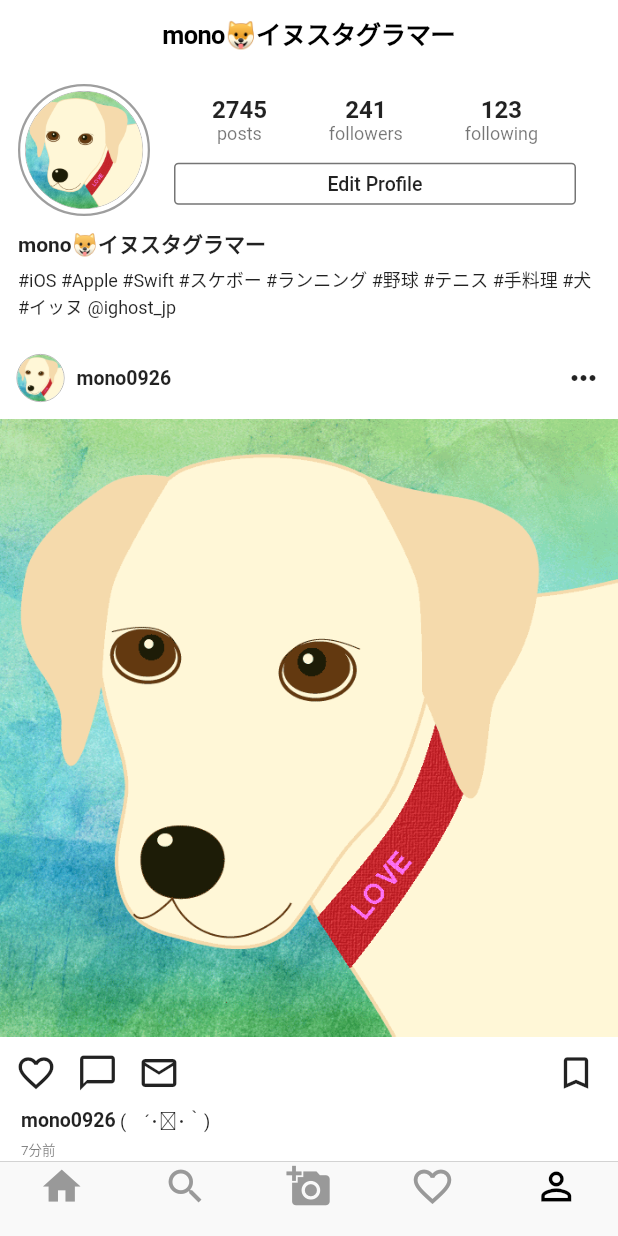
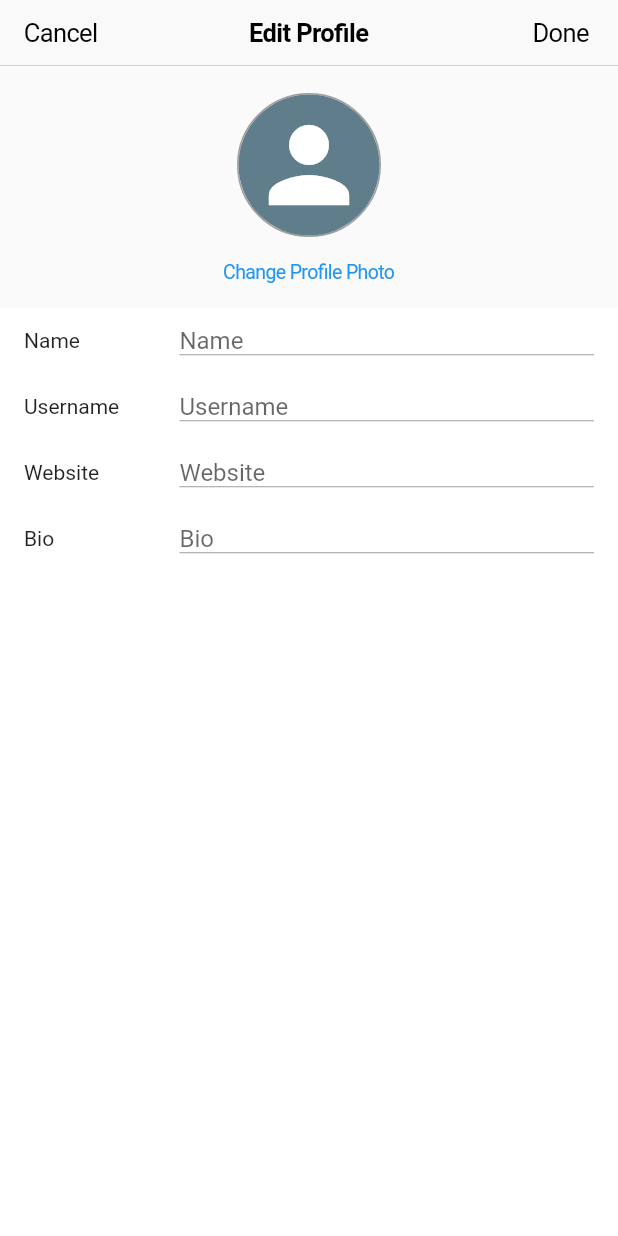
Before and after one commit to mono0926/instagram-flutter, a Flutter app: the screen it shows after launch, item 5 of the bottom bar chosen, after a tap on "Edit Profile", on a phone screen of 412 x 824 dp. Run offline on Flutter 3.47's test engine with Material 2 defaults, Android fonts, the phone set to English and light mode, and no system bars; our stand-ins replace image_picker.

Commit message:
Profile edit view

```diff
--- a/lib/entity/user.dart
+++ b/lib/entity/user.dart
@@ -1,18 +1,18 @@
 import 'package:meta/meta.dart';
 
 class User {
-  final String account;
+  final String username;
   final String name;
   final String imagePath; // TODO: Use GCS
   final String about;
   User(
-      {@required this.account,
+      {@required this.username,
       @required this.name,
       @required this.imagePath,
       @required this.about});
 
   static final me = new User(
-      account: 'mono0926',
+      username: 'mono0926',
       name: 'mono🐶イヌスタグラマー',
       imagePath: 'images/love.png',
       about:
--- a/lib/page/main_page.dart
+++ b/lib/page/main_page.dart
@@ -16,9 +16,7 @@ class _MainPageState extends State<MainPage> {
   Widget build(BuildContext context) {
     return Scaffold(
       bottomNavigationBar: _buildTabBar(),
-      body: Container(
-        child: _buildPage()
-      ),
+      body: _buildPage(),
     );
   }
 
@@ -51,13 +49,13 @@ class _MainPageState extends State<MainPage> {
       case LayoutType.home:
         return Icons.home;
       case LayoutType.search:
-        return Icons.search;
+        return CupertinoIcons.search;
       case LayoutType.add:
         return Icons.add_a_photo;
       case LayoutType.alert:
         return Icons.favorite_border;
       case LayoutType.profile:
-        return Icons.person_outline;
+        return CupertinoIcons.profile_circled;
       default:
         return Icons.add;
     }
--- a/lib/page/post_widget.dart
+++ b/lib/page/post_widget.dart
@@ -28,7 +28,7 @@ class PostWidget extends StatelessWidget {
                     ),
                     Container(width: 8.0),
                     Text(
-                      post.user.account,
+                      post.user.username,
                       style: TextStyle(fontWeight: FontWeight.w600, fontSize: 13.0),
                     )
                   ],
@@ -74,7 +74,7 @@ class PostWidget extends StatelessWidget {
                       Row(
                         children: <Widget>[
                           Text(
-                            post.user.account,
+                            post.user.username,
                             style: TextStyle(fontWeight: FontWeight.w600, fontSize: 13.0),
                           ),
                           Container(width: 3.0),
--- /dev/null
+++ b/lib/page/profile_edit_page.dart
@@ -0,0 +1,174 @@
+
+import 'dart:io';
+
+import 'package:flutter/cupertino.dart';
+import 'package:flutter/material.dart';
+import 'package:image_picker/image_picker.dart';
+
+class ProfileEditPage extends StatefulWidget {
+  @override
+  State<StatefulWidget> createState() => ProfileEditPageState();
+}
+
+class ProfileEditPageState extends State<ProfileEditPage> {
+  final formKey = new GlobalKey<FormState>();
+  File _image;
+  String _name;
+  String _username;
+  String _website;
+  String _bio;
+  @override
+  Widget build(BuildContext context) {
+    return DefaultTextStyle(
+        style: TextStyle(fontSize: 17.0, color: Colors.black),
+        child: Scaffold(
+            appBar: CupertinoNavigationBar(
+              middle: Text('Edit Profile'),
+              leading: CupertinoButton(
+                child: Text('Cancel',
+                    style: TextStyle(color: Theme.of(context).primaryColor)),
+                padding: EdgeInsets.zero,
+                onPressed: () {
+                  Navigator.of(context).pop(false);
+                },
+              ),
+              trailing: CupertinoButton(
+                child: Text('Done',
+                    style: TextStyle(color: Theme.of(context).primaryColor)),
+                padding: EdgeInsets.zero,
+                onPressed: _onDonePressed,
+              ),
+            ),
+            body: Form(
+              key: formKey,
+              child: ListView(children: <Widget>[
+                Container(
+                    color: Color(0xFFFAFAFA),
+                    child: Column(
+                      crossAxisAlignment: CrossAxisAlignment.stretch,
+                      children: <Widget>[
+                        Container(
+                          height: 18.0,
+                        ),
+                        Container(
+                          height: 96.0,
+                          decoration: BoxDecoration(
+                              shape: BoxShape.circle,
+                              border: Border.all(color: Colors.grey, width: 1.0)),
+                          child: CircleAvatar(
+                              backgroundColor: Colors.blueGrey,
+                              child: _buildImage()),
+                        ),
+                        CupertinoButton(
+                          child: Text(
+                            'Change Profile Photo',
+                            style: TextStyle(fontSize: 13.0),
+                          ),
+                          onPressed: _onChangeProfilePhotoTapped,
+                        )
+                      ],
+                    )),
+                _buildCell(FieldType.name),
+                _buildCell(FieldType.username),
+                _buildCell(FieldType.website),
+                _buildCell(FieldType.bio)
+              ]),
+            )));
+  }
+
+  Widget _buildImage() {
+    if (_image == null) {
+      return Icon(
+        Icons.person,
+        size: 80.0,
+        color: Colors.white,
+      );
+    } else {
+      // TODO: aspect ratio
+      return ClipOval(child: Image.file(_image));
+    }
+  }
+
+  Widget _buildCell(FieldType type) {
+    return Container(
+      height: 44.0,
+      padding: EdgeInsets.symmetric(horizontal: 16.0),
+      child: Row(
+        children: <Widget>[
+          Expanded(
+            child: Text(
+              _fieldTitle(type),
+              style: TextStyle(fontSize: 14.0),
+            ),
+            flex: 3,
+          ),
+          Expanded(
+            child: TextFormField(
+                decoration: InputDecoration.collapsed(
+                    border: UnderlineInputBorder(),
+                    hintText: _fieldTitle(type)),
+                onSaved: (value) => _fieldOnSaved(type, value),
+                validator: (value) => _fieldOnValidate(type, value),),
+            flex: 8,
+          ),
+        ],
+      ),
+    );
+  }
+
+  String _fieldTitle(FieldType type) {
+    switch (type) {
+      case FieldType.name: return 'Name';
+      case FieldType.username: return 'Username';
+      case FieldType.website: return 'Website';
+      case FieldType.bio: return 'Bio';
+      default: return '';
+    }
+  }
+
+  void _fieldOnSaved(FieldType type, String value) {
+    switch (type) {
+      case FieldType.name:
+        _name = value;
+        break;
+      case FieldType.username:
+        _username = value;
+        break;
+      case FieldType.website:
+        _website = value;
+        break;
+      case FieldType.bio:
+        _bio = value;
+        break;
+      default:
+        break;
+    }
+  }
+
+  String _fieldOnValidate(FieldType type, String value) {
+    return value.isEmpty ? '${_fieldTitle(type)} cannot be empty' : null;
+  }
+
+  void _onDonePressed() {
+    final form = formKey.currentState;
+    if (!form.validate()) {
+      return;
+    }
+    form.save();
+  }
+
+  void _onChangeProfilePhotoTapped() async {
+    var image = await ImagePicker.pickImage(source: ImageSource.gallery);
+    print(image);
+    setState(() {
+      _image = image;
+    });
+  }
+}
+
+enum FieldType {
+  name,
+  username,
+  website,
+  bio
+}
--- a/lib/page/profile_page.dart
+++ b/lib/page/profile_page.dart
@@ -3,6 +3,7 @@ import 'package:flutter/material.dart';
 import 'package:mono_sample/entity/post.dart';
 import 'package:mono_sample/entity/user.dart';
 import 'package:mono_sample/page/post_widget.dart';
+import 'package:mono_sample/page/profile_edit_page.dart';
 
 class ProfilePage extends StatelessWidget {
   final me = User.me;
@@ -15,15 +16,13 @@ class ProfilePage extends StatelessWidget {
           style: TextStyle(color: Colors.black),
         ),
       ),
-      child: Container(
-        child: ListView(
-          children: _buildChildren(),
-        ),
+      child: ListView(
+        children: _buildChildren(context),
       ),
     );
   }
 
-  List<Widget> _buildChildren() {
+  List<Widget> _buildChildren(BuildContext context) {
     final List<Widget> widgets = [];
     widgets.add(Padding(
       padding: const EdgeInsets.all(12.0),
@@ -69,8 +68,11 @@ class ProfilePage extends StatelessWidget {
                       padding: EdgeInsets.symmetric(horizontal: 16.0),
                       height: 28.0,
                       child: OutlineButton(
-                        child: Text('Edit Profile', style: TextStyle(fontSize: 13.0)),
-                        onPressed: _editProfileTapped,
+                        child: Text('Edit Profile',
+                            style: TextStyle(fontSize: 13.0)),
+                        onPressed: () {
+                          _editProfileTapped(context);
+                        },
                         borderSide: BorderSide(color: Colors.black54),
 //                  color: Colors.black,
                         shape: RoundedRectangleBorder(
@@ -82,9 +84,14 @@ class ProfilePage extends StatelessWidget {
               )
             ],
           ),
-          Container(height: 8.0,),
-          Text(me.name, style: TextStyle(fontWeight: FontWeight.w600, fontSize: 14.0)),
-          Container(height: 4.0,),
+          Container(
+            height: 8.0,
+          ),
+          Text(me.name,
+              style: TextStyle(fontWeight: FontWeight.w600, fontSize: 14.0)),
+          Container(
+            height: 4.0,
+          ),
           Text(me.about, style: TextStyle(fontSize: 12.0)),
         ],
       ),
@@ -108,5 +115,12 @@ class ProfilePage extends StatelessWidget {
     );
   }
 
-  void _editProfileTapped() {}
+  void _editProfileTapped(BuildContext context) {
+    Navigator.of(context, rootNavigator: true).push(
+          new CupertinoPageRoute<bool>(
+            fullscreenDialog: true,
+            builder: (BuildContext context) => new ProfileEditPage(),
+          ),
+        );
+  }
 }
--- a/pubspec.yaml
+++ b/pubspec.yaml
@@ -18,6 +18,7 @@ dependencies:
   cupertino_icons: ^0.1.2
   firebase_messaging:
   mockito:
+  image_picker:
 
 dev_dependencies:
   flutter_test:
```
Also changed, not shown: 4 other files.
